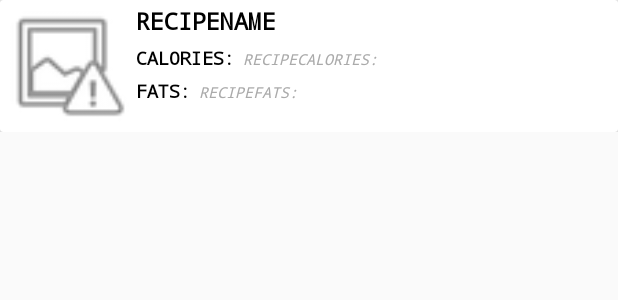
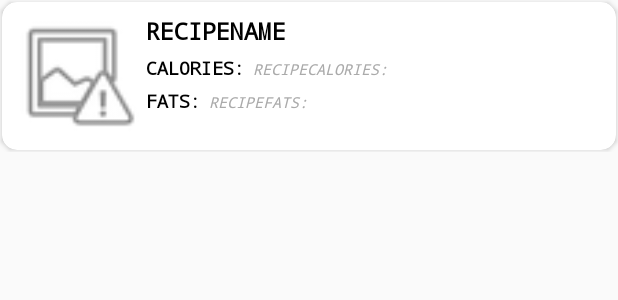
Before and after one commit to ameera-helal/MyRecipes, an Android app: the layout recycler_view_element.xml on its own in the app's theme, with its tools: preview values and no code run, on a phone screen of 412 x 824 dp. Shown: the top 300 px of the screen. Run offline under Robolectric (Android 15) with nearby library versions, the phone set to English and light mode, and no system bars; Roboto replaces fonts that are not available here.

Commit message:
UI changes

```diff
--- a/app/src/main/res/layout/recycler_view_element.xml
+++ b/app/src/main/res/layout/recycler_view_element.xml
@@ -7,8 +7,8 @@
     <androidx.cardview.widget.CardView
         android:layout_width="match_parent"
         android:layout_height="wrap_content"
-        app:cardElevation="10dp"
-        android:padding="10dp"
+        android:layout_margin="1dp"
+        app:cardCornerRadius="10dp"
         app:layout_constraintBottom_toBottomOf="parent"
         app:layout_constraintLeft_toLeftOf="parent"
         app:layout_constraintRight_toRightOf="parent"
@@ -16,7 +16,8 @@
 
         <RelativeLayout
             android:layout_width="match_parent"
-            android:layout_height="wrap_content">
+            android:layout_height="wrap_content"
+            android:padding="5dp">
 
             <ImageView
                 android:id="@+id/recycler_view_recipeThumb"
--- a/app/src/main/res/values/styles.xml
+++ b/app/src/main/res/values/styles.xml
@@ -1,6 +1,6 @@
 <resources>
     <!-- Base application theme. -->
-    <style name="AppTheme" parent="Theme.AppCompat.Light.DarkActionBar">
+    <style name="AppTheme" parent="Theme.AppCompat.Light.NoActionBar">
         <!-- Customize your theme here. -->
         <item name="colorPrimary">@color/colorPrimary</item>
         <item name="colorPrimaryDark">@color/colorPrimaryDark</item>
```
Also changed, not shown: app/src/main/res/layout/activity_main.xml (+7 -4 lines).
